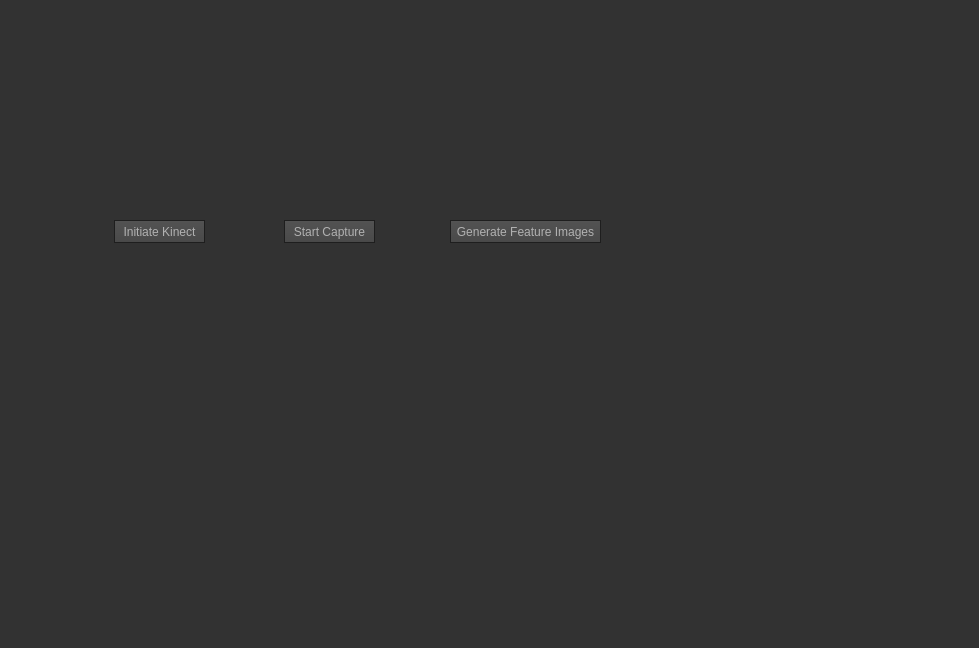
Above: src/RenderManagement/RGBDCaptureForGANWindow.ui from Mirevi/MotionHub before the change. Below: the same form after it.
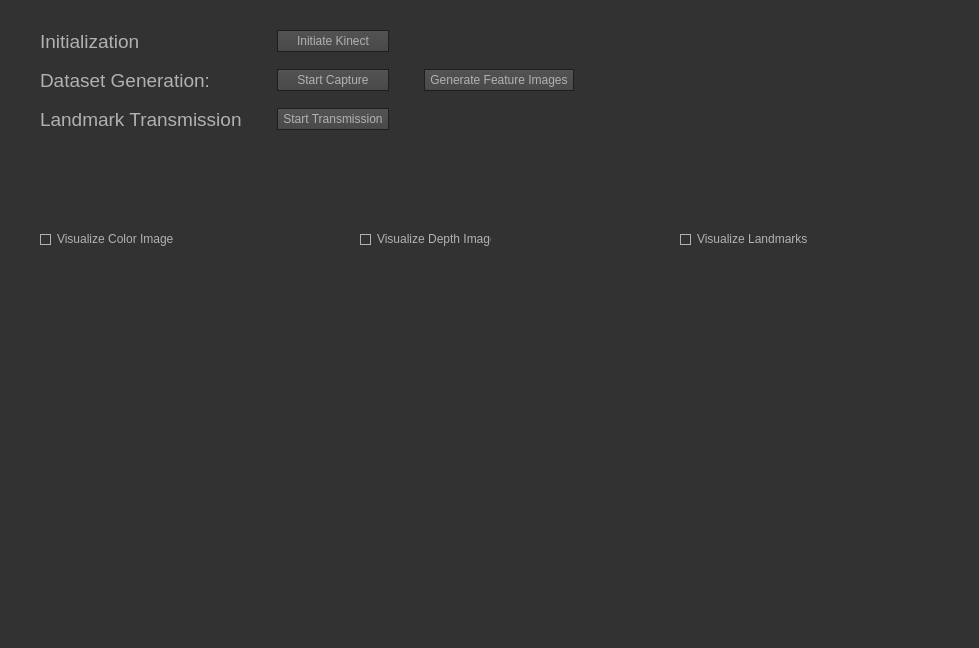
That is the form after the change. Icons and pictures are not drawn.

Commit message: implemented landmark transmission over osc

Patch:
```diff
--- a/src/RenderManagement/RGBDCaptureForGANWindow.ui
+++ b/src/RenderManagement/RGBDCaptureForGANWindow.ui
@@ -478,51 +478,192 @@
     border: 1px solid #444;
 }</string>
   </property>
-  <widget class="QPushButton" name="btn_start_capture">
+  <widget class="QWidget" name="gridLayoutWidget">
    <property name="geometry">
     <rect>
-     <x>284</x>
-     <y>220</y>
-     <width>91</width>
-     <height>23</height>
+     <x>40</x>
+     <y>30</y>
+     <width>901</width>
+     <height>111</height>
     </rect>
    </property>
+   <layout class="QGridLayout" name="gridLayout">
+    <property name="sizeConstraint">
+     <enum>QLayout::SetFixedSize</enum>
+    </property>
+    <property name="horizontalSpacing">
+     <number>35</number>
+    </property>
+    <property name="verticalSpacing">
+     <number>16</number>
+    </property>
+    <item row="0" column="0">
+     <widget class="QLabel" name="l_initialization">
+      <property name="font">
+       <font>
+        <pointsize>14</pointsize>
+       </font>
+      </property>
+      <property name="text">
+       <string>Initialization</string>
+      </property>
+     </widget>
+    </item>
+    <item row="2" column="1">
+     <widget class="QPushButton" name="btn_start_capture">
+      <property name="text">
+       <string>Start Capture</string>
+      </property>
+      <property name="flat">
+       <bool>false</bool>
+      </property>
+     </widget>
+    </item>
+    <item row="2" column="0">
+     <widget class="QLabel" name="l_dataset">
+      <property name="font">
+       <font>
+        <pointsize>14</pointsize>
+       </font>
+      </property>
+      <property name="text">
+       <string>Dataset Generation:</string>
+      </property>
+     </widget>
+    </item>
+    <item row="2" column="2">
+     <widget class="QPushButton" name="btn_generate_feature_images">
+      <property name="text">
+       <string>Generate Feature Images</string>
+      </property>
+      <property name="flat">
+       <bool>false</bool>
+      </property>
+     </widget>
+    </item>
+    <item row="3" column="0">
+     <widget class="QLabel" name="l_landmark">
+      <property name="font">
+       <font>
+        <pointsize>14</pointsize>
+       </font>
+      </property>
+      <property name="text">
+       <string>Landmark Transmission</string>
+      </property>
+     </widget>
+    </item>
+    <item row="0" column="1">
+     <widget class="QPushButton" name="btn_initiate_kinect">
+      <property name="font">
+       <font>
+        <pointsize>-1</pointsize>
+       </font>
+      </property>
+      <property name="text">
+       <string>Initiate Kinect</string>
+      </property>
+     </widget>
+    </item>
+    <item row="3" column="1">
+     <widget class="QPushButton" name="btn_start_capture_2">
+      <property name="text">
+       <string>Start Transmission</string>
+      </property>
+      <property name="flat">
+       <bool>false</bool>
+      </property>
+     </widget>
+    </item>
+   </layout>
+  </widget>
+  <widget class="QLabel" name="color_Image">
+   <property name="geometry">
+    <rect>
+     <x>40</x>
+     <y>260</y>
+     <width>256</width>
+     <height>256</height>
+    </rect>
+   </property>
    <property name="text">
-    <string>Start Capture</string>
+    <string/>
    </property>
-   <property name="flat">
-    <bool>false</bool>
+  </widget>
+  <widget class="QLabel" name="depth_image">
+   <property name="geometry">
+    <rect>
+     <x>360</x>
+     <y>260</y>
+     <width>256</width>
+     <height>256</height>
+    </rect>
    </property>
   </widget>
-  <widget class="QPushButton" name="btn_initiate_kinect">
+  <widget class="QLabel" name="feature_image">
    <property name="geometry">
     <rect>
-     <x>114</x>
-     <y>220</y>
-     <width>91</width>
-     <height>23</height>
+     <x>680</x>
+     <y>260</y>
+     <width>256</width>
+     <height>256</height>
     </rect>
    </property>
    <property name="text">
-    <string>Initiate Kinect</string>
+    <string/>
    </property>
   </widget>
-  <widget class="QPushButton" name="btn_generate_feature_images">
+  <widget class="QCheckBox" name="cb_visualizeLandmarks">
    <property name="geometry">
     <rect>
-     <x>450</x>
-     <y>220</y>
-     <width>151</width>
-     <height>23</height>
+     <x>680</x>
+     <y>230</y>
+     <width>131</width>
+     <height>18</height>
     </rect>
    </property>
    <property name="text">
-    <string>Generate Feature Images</string>
+    <string>Visualize Landmarks</string>
    </property>
-   <property name="flat">
+   <property name="checked">
+    <bool>true</bool>
+   </property>
+   <property name="tristate">
     <bool>false</bool>
    </property>
   </widget>
+  <widget class="QCheckBox" name="cb_visualizeDepth">
+   <property name="geometry">
+    <rect>
+     <x>360</x>
+     <y>230</y>
+     <width>131</width>
+     <height>18</height>
+    </rect>
+   </property>
+   <property name="text">
+    <string>Visualize Depth Image</string>
+   </property>
+   <property name="checked">
+    <bool>true</bool>
+   </property>
+  </widget>
+  <widget class="QCheckBox" name="cb_visualizeColor">
+   <property name="geometry">
+    <rect>
+     <x>40</x>
+     <y>230</y>
+     <width>141</width>
+     <height>18</height>
+    </rect>
+   </property>
+   <property name="text">
+    <string>Visualize Color Image</string>
+   </property>
+   <property name="checked">
+    <bool>true</bool>
+   </property>
+  </widget>
  </widget>
  <resources/>
  <connections>
```
Left out of the diff: 102 changed lines with no effect on the pictures. The commit also changes 14 other files.
